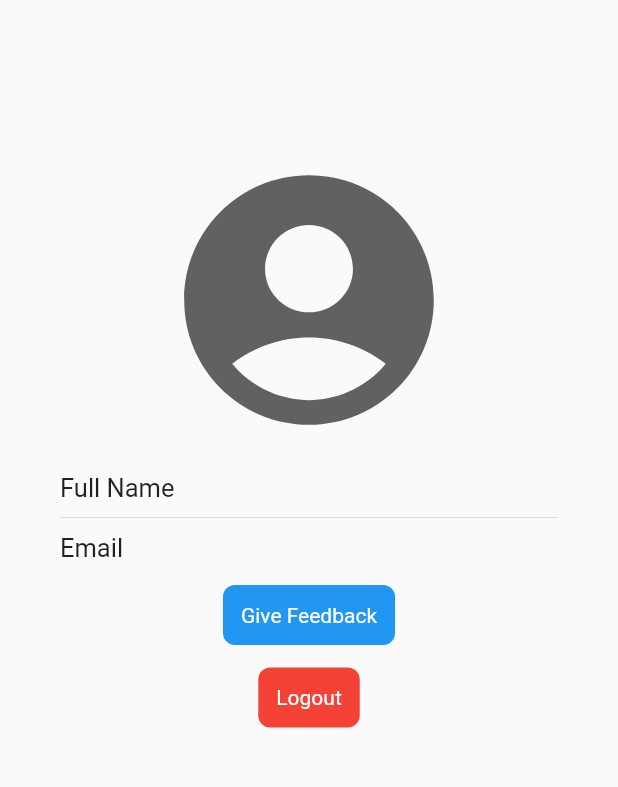
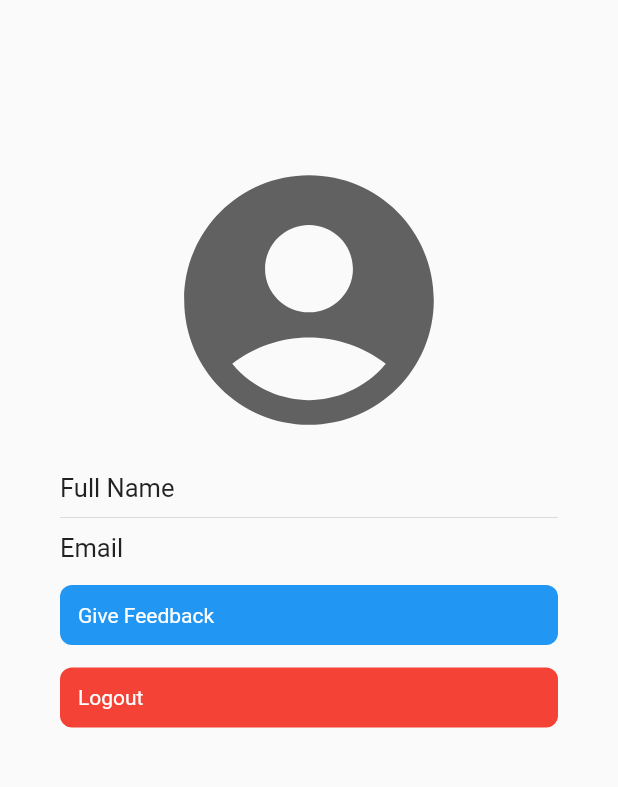
Before and after one commit to itskpalusa/chat-dart, a Flutter app: the SettingsScreen screen opened directly with empty values, on a phone screen of 412 x 824 dp, the part 84-871 px from its top. Run offline on Flutter 3.47's test engine with Material 2 defaults, Android fonts, the phone set to English and light mode, and no system bars; our stand-ins replace cloud_firestore, firebase_analytics, firebase_auth, firebase_core, firebase_messaging, flutter_spinkit and 1 more; missing offline and left inert: apple_sign_in, wiredash; accounts and stored records are empty.

Commit message:
Android Sizing

```diff
--- a/lib/screens/chat_screen.dart
+++ b/lib/screens/chat_screen.dart
@@ -49,6 +49,7 @@ class _ChatScreenState extends State<ChatScreen> {
 
   void fcmSubscribe() {
     _firebaseMessaging.subscribeToTopic('${widget.groupId}');
+    _firebaseMessaging.getToken().then((token) => print(token));
     print('subbed');
   }
 
--- a/lib/screens/settings_screen.dart
+++ b/lib/screens/settings_screen.dart
@@ -25,8 +25,7 @@ class SettingsScreen extends StatelessWidget {
       body: Container(
         padding: EdgeInsets.symmetric(horizontal: 40.0, vertical: 100.0),
         child: Container(
-          child: Column(
-            mainAxisAlignment: MainAxisAlignment.start,
+          child: ListView(
             children: <Widget>[
               Icon(Icons.account_circle, size: 200.0, color: Colors.grey[700]),
               SizedBox(height: 15.0),
```
